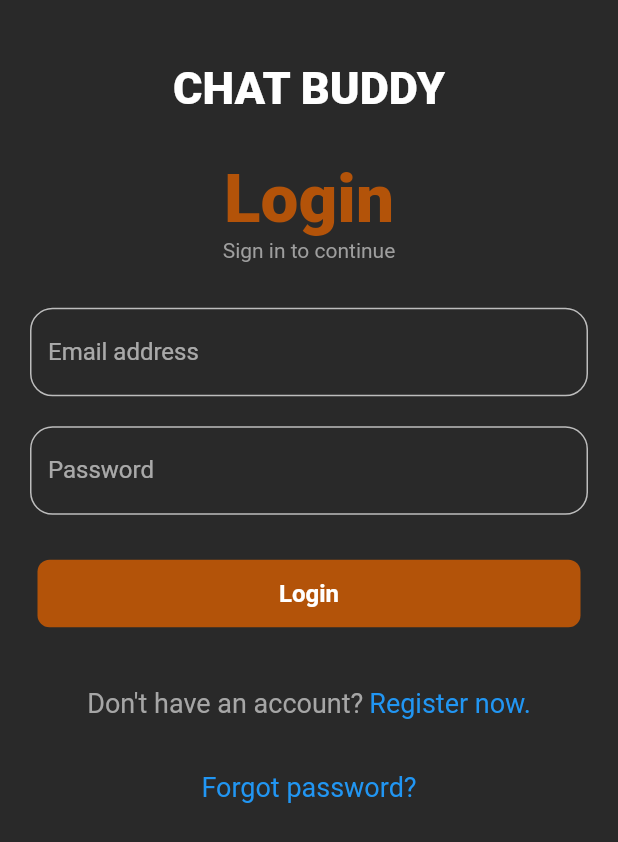
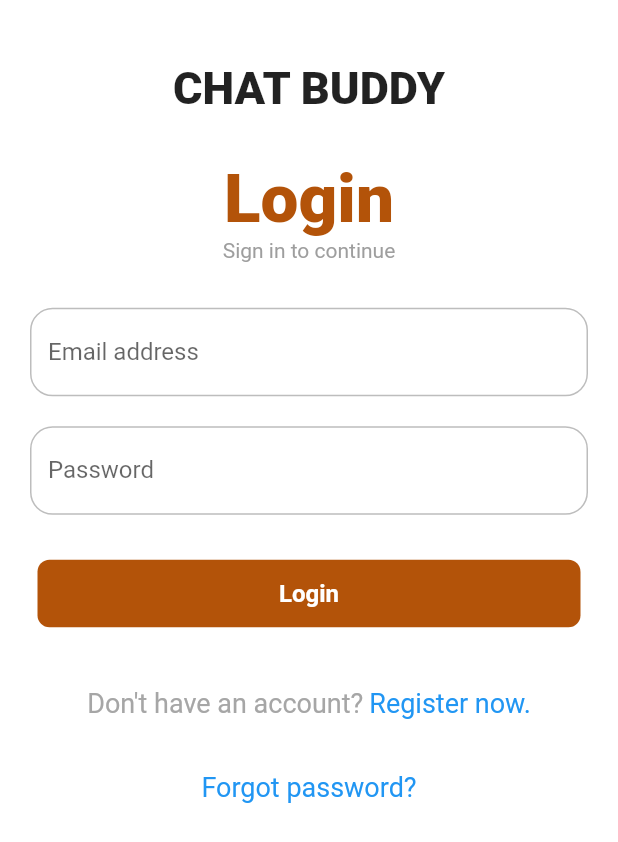
Before and after one commit to chatbuddyAI/chatbuddy-mobile, a Flutter app: the screen it shows after launch, on a phone screen of 412 x 824 dp. Shown: the top 842 px of the screen. Run offline on Flutter 3.47's test engine with Material 2 defaults, Android fonts, the phone set to English and light mode, and no system bars; our stand-ins replace chat_bubbles, flutter_credit_card, flutter_slidable, flutter_spinkit, grouped_list, shared_preferences and 1 more; missing offline and left inert: restart_app, webview_flutter_android, webview_flutter_wkwebview.

Commit message:
reverted theme mode

```diff
--- a/lib/main.dart
+++ b/lib/main.dart
@@ -78,7 +78,7 @@ class MyApp extends StatelessWidget {
           title: 'ChatBuddy',
           darkTheme: darkTheme(),
           theme: lightTheme(),
-          themeMode: ThemeMode.dark,
+          themeMode: _themeManager.themeMode,
           home: auth.isAuthenticated
               ? auth.userHasVerifiedEmail
                   ? const HomePage()
```
